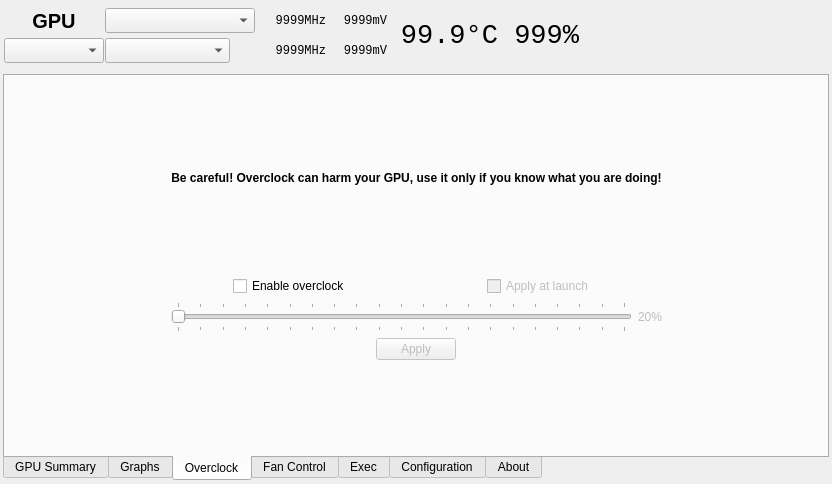
First picture: the form in radeon-profile/radeon_profile.ui, repository marazmista/radeon-profile, before the edit.
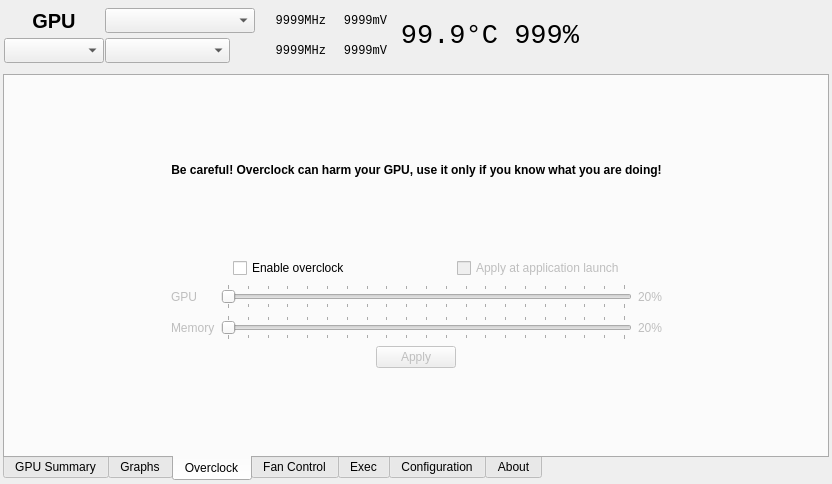
Second picture: the form after the edit. Icons and pictures are not drawn. Custom widgets are drawn as their Qt base class.

Commit message: Added memory overclock

```diff
--- a/radeon-profile/radeon_profile.ui
+++ b/radeon-profile/radeon_profile.ui
@@ -1200,37 +1200,48 @@
                <bool>false</bool>
               </property>
               <property name="text">
-               <string>Apply at launch</string>
+               <string>Apply at application launch</string>
               </property>
              </widget>
             </item>
            </layout>
           </item>
           <item>
-           <layout class="QHBoxLayout" name="horizontalLayout_11">
-            <item>
-             <widget class="QSlider" name="slider_overclock">
+           <layout class="QGridLayout" name="gridLayout_6">
+            <item row="0" column="0">
+             <widget class="QLabel" name="label_GPUoc">
               <property name="enabled">
                <bool>false</bool>
               </property>
-              <property name="sizePolicy">
-               <sizepolicy hsizetype="Expanding" vsizetype="Preferred">
-                <horstretch>0</horstretch>
-                <verstretch>0</verstretch>
-               </sizepolicy>
+              <property name="text">
+               <string>GPU</string>
               </property>
-              <property name="minimumSize">
-               <size>
-                <width>400</width>
-                <height>30</height>
-               </size>
+             </widget>
+            </item>
+            <item row="0" column="1">
+             <widget class="QSlider" name="slider_GPUoverclock">
+              <property name="enabled">
+               <bool>false</bool>
               </property>
-              <property name="maximumSize">
-               <size>
-                <width>500</width>
-                <height>30</height>
-               </size>
+              <property name="maximum">
+               <number>20</number>
               </property>
+              <property name="orientation">
+               <enum>Qt::Horizontal</enum>
+              </property>
+              <property name="tickPosition">
+               <enum>QSlider::TicksBothSides</enum>
+              </property>
+              <property name="tickInterval">
+               <number>1</number>
+              </property>
+             </widget>
+            </item>
+            <item row="1" column="1">
+             <widget class="QSlider" name="slider_memoryOverclock">
+              <property name="enabled">
+               <bool>false</bool>
+              </property>
               <property name="maximum">
                <number>20</number>
               </property>
@@ -1245,8 +1256,28 @@
               </property>
              </widget>
             </item>
-            <item>
-             <widget class="QLabel" name="label_overclockPercentage">
+            <item row="1" column="0">
+             <widget class="QLabel" name="label_memoryOc">
+              <property name="enabled">
+               <bool>false</bool>
+              </property>
+              <property name="text">
+               <string>Memory</string>
+              </property>
+             </widget>
+            </item>
+            <item row="0" column="2">
+             <widget class="QLabel" name="label_GPUoverclock">
+              <property name="enabled">
+               <bool>false</bool>
+              </property>
+              <property name="text">
+               <string notr="true">20%</string>
+              </property>
+             </widget>
+            </item>
+            <item row="1" column="2">
+             <widget class="QLabel" name="label_memoryOverclock">
               <property name="enabled">
                <bool>false</bool>
               </property>
```
The commit also changes 10 other files.
